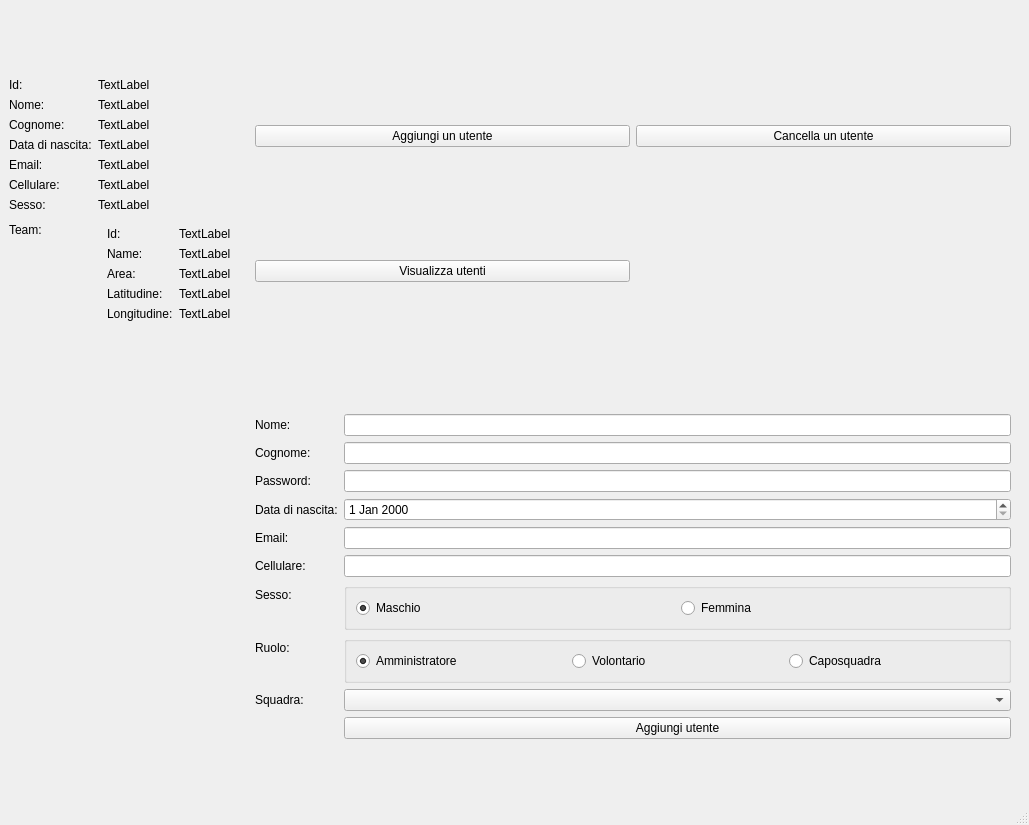
This is Progetto_C++/PCTeams/mainwindow/mainwindow.ui in matteoverzeroli/PAProject as Qt 5 draws it before an edit. The edited form follows.
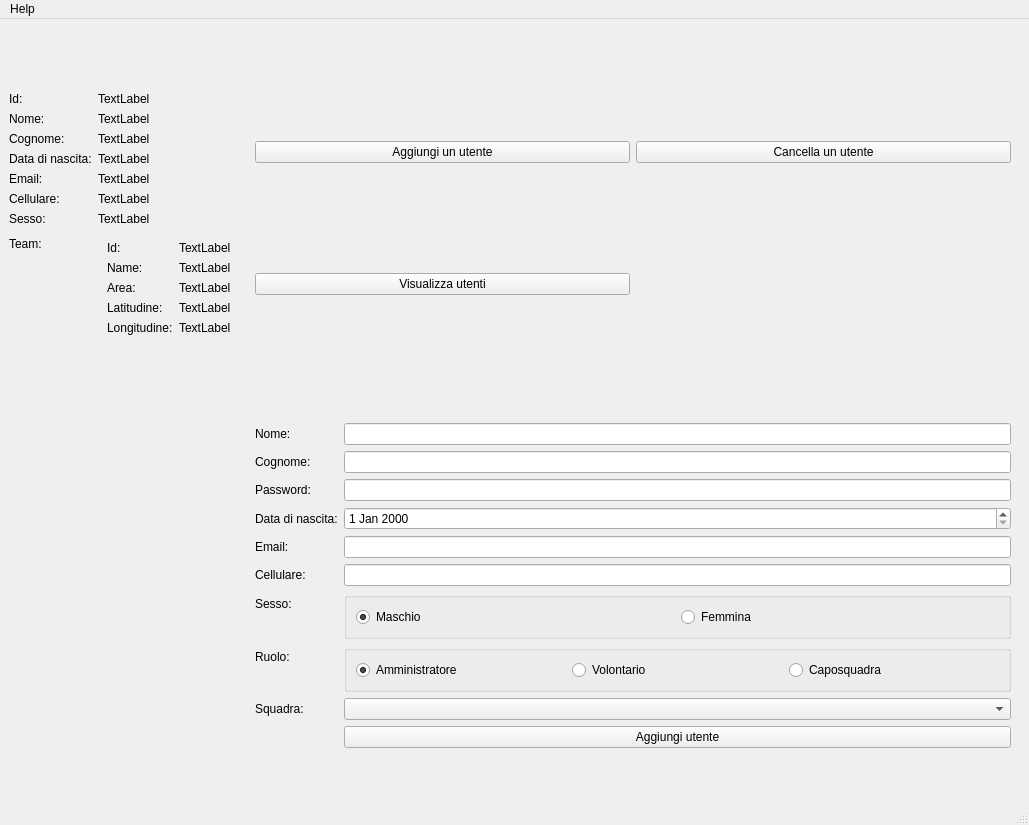
This is the edited form.

What changed in the file:
```diff
--- a/Progetto_C++/PCTeams/mainwindow/mainwindow.ui
+++ b/Progetto_C++/PCTeams/mainwindow/mainwindow.ui
@@ -404,6 +404,9 @@
         <height>0</height>
        </size>
       </property>
+      <property name="layoutDirection">
+       <enum>Qt::LeftToRight</enum>
+      </property>
       <property name="currentIndex">
        <number>0</number>
       </property>
@@ -447,6 +450,19 @@
      <height>26</height>
     </rect>
    </property>
+   <property name="layoutDirection">
+    <enum>Qt::LeftToRight</enum>
+   </property>
+   <widget class="QMenu" name="menulogout">
+    <property name="layoutDirection">
+     <enum>Qt::LeftToRight</enum>
+    </property>
+    <property name="title">
+     <string>Help</string>
+    </property>
+    <addaction name="actionLogout"/>
+   </widget>
+   <addaction name="menulogout"/>
   </widget>
   <widget class="QStatusBar" name="statusbar"/>
  </widget>
```
Left out of the diff: 9 changed lines with no effect on the pictures.
